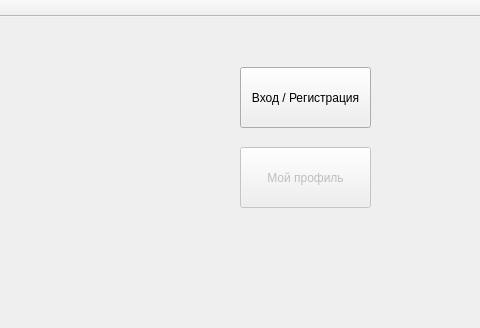
Before: the Qt Designer form mainwindow.ui in Faridik/Kursbd, drawn with Qt 5; both pictures show x 320 to 800 and y 0 to 328 of the 800 by 600 pixel window.
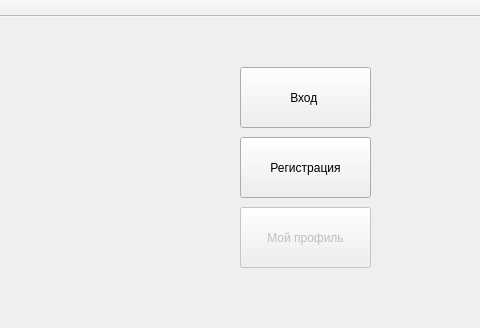
After: the same form once the commit is applied.

The edit to the form file:
```diff
--- a/mainwindow.ui
+++ b/mainwindow.ui
@@ -46,7 +46,7 @@
      </rect>
     </property>
     <property name="text">
-     <string>Вход / Регистрация</string>
+     <string>Вход </string>
     </property>
    </widget>
    <widget class="QPushButton" name="profileButton">
@@ -56,7 +56,7 @@
     <property name="geometry">
      <rect>
       <x>560</x>
-      <y>130</y>
+      <y>190</y>
       <width>131</width>
       <height>61</height>
      </rect>
@@ -65,6 +65,22 @@
      <string>Мой профиль</string>
     </property>
    </widget>
+   <widget class="QPushButton" name="signinButton">
+    <property name="enabled">
+     <bool>true</bool>
+    </property>
+    <property name="geometry">
+     <rect>
+      <x>560</x>
+      <y>120</y>
+      <width>131</width>
+      <height>61</height>
+     </rect>
+    </property>
+    <property name="text">
+     <string>Регистрация</string>
+    </property>
+   </widget>
   </widget>
   <widget class="QMenuBar" name="menuBar">
    <property name="geometry">
```
